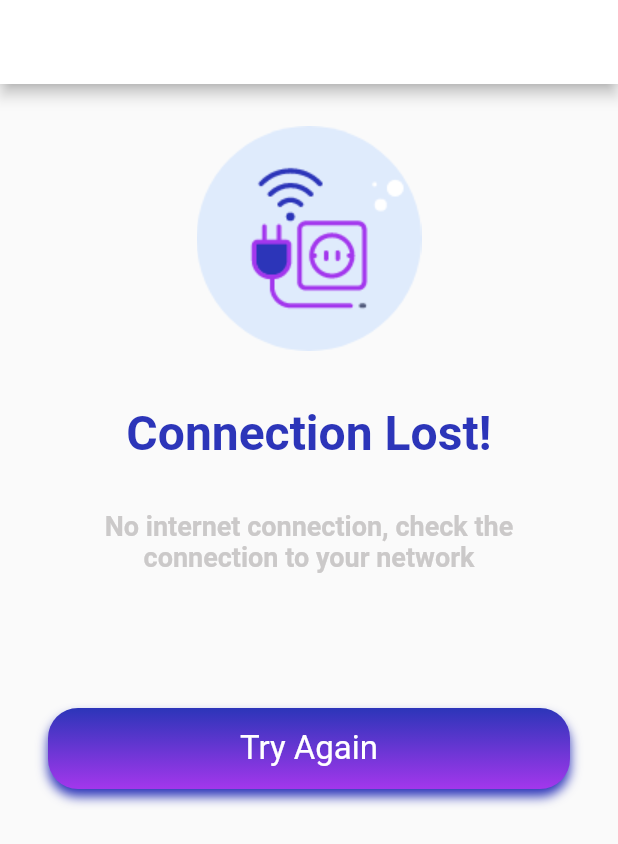
After one commit to Vootech-ca/Mobile-RealTimeChat, a Flutter app: the screen it shows after launch, after a tap on "Skip", after a tap on "Sign in", after a tap on "Send Login Link", on a phone screen of 412 x 824 dp. The commit adds this screen. Shown: the top 844 px of the screen. Run offline on Flutter 3.47's test engine with Material 2 defaults, Android fonts, the phone set to English and light mode, and no system bars.

Commit message:
Login,Connection lost and change Password pages designed.

```diff
--- a/lib/core/app_assets.dart
+++ b/lib/core/app_assets.dart
@@ -1,8 +1,8 @@
 class AppAssets {
 
-  static const String loginIcon = "assets/images/svg/loginIcon.svg";
-  static const String lock = "assets/images/svg/lock.svg";
-  static const String connectionLess = "assets/images/svg/connection_less.svg";
+
+
+
 
 
 
@@ -11,5 +11,8 @@ class AppAssets {
   static const String onboardOneImage = "assets/images/png/stepOne.png";
   static const String onboardTwoImage = "assets/images/png/stepTwo.png";
   static const String onboardThreeImage = "assets/images/png/stepThree.png";
+  static const String loginIcon = "assets/images/png/loginIcon.png";
+  static const String connectionLess = "assets/images/png/connectionless.png";
+  static const String lock = "assets/images/png/lock.png";
 
 }
--- /dev/null
+++ b/lib/src/pages/connection_lost_page.dart
@@ -0,0 +1,61 @@
+import 'package:flutter/material.dart';
+import 'package:vootech_realchat/core/app_assets.dart';
+import 'package:vootech_realchat/core/app_colors.dart';
+import 'package:vootech_realchat/src/widgets/button/primary_button.dart';
+
+class ConnectionLostPage extends StatefulWidget {
+  const ConnectionLostPage({Key key}) : super(key: key);
+
+  @override
+  _ConnectionLostPageState createState() => _ConnectionLostPageState();
+}
+
+class _ConnectionLostPageState extends State<ConnectionLostPage> {
+  @override
+  Widget build(BuildContext context) {
+    var height = MediaQuery.of(context).size.height;
+    return  SafeArea(
+      child: Scaffold(appBar: AppBar(title: Text("Change password"),backgroundColor: Colors.white,),
+        body: Column(
+          crossAxisAlignment: CrossAxisAlignment.center,
+          children: [
+            Container(
+              height: height / 4,
+              width: MediaQuery.of(context).size.width,
+              child: Image.asset(AppAssets.connectionLess),
+            ),
+            SizedBox(height: 8),
+            Text("Connection Lost!",
+                textAlign: TextAlign.center,
+                style:
+                TextStyle(fontSize: 32, fontWeight: FontWeight.bold,color: AppColors.primaryColor)),
+            SizedBox(height: 32),
+            Padding(
+              padding: const EdgeInsets.symmetric(horizontal: 24),
+              child: Text("No internet connection, check the connection to your network",
+                  textAlign: TextAlign.center,
+                  style:
+                  TextStyle(fontSize: 18, fontWeight: FontWeight.bold,color: AppColors.hintFontColor)),
+            ),
+            SizedBox(height: 90),
+
+
+            Padding(
+              padding: const EdgeInsets.symmetric(horizontal: 32),
+              child: PrimaryButton(
+
+                onPressed: () {
+
+
+                },
+                title: "Try Again",
+                height: 54,
+              ),
+            ),
+
+          ],
+        ),
+      ),
+    );
+  }
+}
--- /dev/null
+++ b/lib/src/pages/login/change_password_page.dart
@@ -0,0 +1,84 @@
+import 'package:flutter/material.dart';
+import 'package:vootech_realchat/core/app_assets.dart';
+import 'package:vootech_realchat/core/app_colors.dart';
+import 'package:vootech_realchat/src/pages/connection_lost_page.dart';
+import 'package:vootech_realchat/src/widgets/button/primary_button.dart';
+
+class ChangePasswordPage extends StatefulWidget {
+  const ChangePasswordPage({Key key}) : super(key: key);
+
+  @override
+  _ChangePasswordPageState createState() => _ChangePasswordPageState();
+}
+
+class _ChangePasswordPageState extends State<ChangePasswordPage> {
+  @override
+  Widget build(BuildContext context) {
+    var height = MediaQuery.of(context).size.height;
+    return  SafeArea(
+      child: Scaffold(
+        body: Column(
+          crossAxisAlignment: CrossAxisAlignment.center,
+          children: [
+            Container(
+              height: height / 4,
+              width: MediaQuery.of(context).size.width,
+              child: Image.asset(AppAssets.lock),
+            ),
+
+            Text("Troble Logging In?",
+                textAlign: TextAlign.center,
+                style:
+                TextStyle(fontSize: 32, fontWeight: FontWeight.bold,color: AppColors.primaryColor)),
+            SizedBox(height: 32),
+            Padding(
+              padding: const EdgeInsets.symmetric(horizontal: 24),
+              child: Text("Enter your email or phone and we'll send you a link to get back into your account.",
+                  textAlign: TextAlign.center,
+                  style:
+                  TextStyle(fontSize: 18, fontWeight: FontWeight.bold,color: AppColors.hintFontColor)),
+            ),
+            SizedBox(height: 90),
+            Padding(
+              padding: const EdgeInsets.symmetric(horizontal: 32),
+              child: TextFormField(
+                decoration: InputDecoration(
+                  contentPadding: EdgeInsets.all(8),
+                  counterText: "",
+                  border: const OutlineInputBorder(
+                    borderSide: const BorderSide(color: AppColors.hintFontColor, width: 1.0),
+                    borderRadius: BorderRadius.all(Radius.circular(20.0)),
+                  ),
+                  labelText: 'Email/Phone',
+                ),
+                validator: (value) {
+                  if(value.isEmpty){
+                    return "Email/Phone is required";
+                  }
+                  return null;
+                },
+              ),
+            ),
+            SizedBox(height: 16),
+            Padding(
+              padding: const EdgeInsets.symmetric(horizontal: 32),
+              child: PrimaryButton(
+
+                onPressed: () {
+                  Navigator.pushReplacement(
+                      context,
+                      MaterialPageRoute(
+                          builder: (context) => ConnectionLostPage()));
+
+                },
+                title: "Send Login Link",
+                height: 48,
+              ),
+            ),
+
+          ],
+        ),
+      ),
+    );
+  }
+}
--- a/lib/src/pages/login/login_page.dart
+++ b/lib/src/pages/login/login_page.dart
@@ -1,4 +1,8 @@
 import 'package:flutter/material.dart';
+import 'package:vootech_realchat/core/app_assets.dart';
+import 'package:vootech_realchat/core/app_colors.dart';
+import 'package:vootech_realchat/src/pages/login/change_password_page.dart';
+import 'package:vootech_realchat/src/widgets/button/primary_button.dart';
 
 class LoginPage extends StatefulWidget {
   const LoginPage({Key key}) : super(key: key);
@@ -10,6 +14,103 @@ class LoginPage extends StatefulWidget {
 class _LoginPageState extends State<LoginPage> {
   @override
   Widget build(BuildContext context) {
-    return Container();
+    var height = MediaQuery.of(context).size.height;
+    return  SafeArea(
+      child: Scaffold(
+        body: Column(
+          crossAxisAlignment: CrossAxisAlignment.center,
+          children: [
+            Container(
+              height: height / 4,
+              width: MediaQuery.of(context).size.width,
+              child: Image.asset(AppAssets.loginIcon),
+            ),
+
+            Text("Welcome",
+                textAlign: TextAlign.center,
+                style:
+                TextStyle(fontSize: 32, fontWeight: FontWeight.bold,color: AppColors.primaryColor)),
+            SizedBox(height: 32),
+            Text("Sing in to continue",
+                textAlign: TextAlign.center,
+                style:
+                TextStyle(fontSize: 18, fontWeight: FontWeight.bold,color: AppColors.hintFontColor)),
+            SizedBox(height: 90),
+            Padding(
+              padding: const EdgeInsets.symmetric(horizontal: 32),
+              child: TextFormField(
+                decoration: InputDecoration(
+                  contentPadding: EdgeInsets.all(8),
+                  counterText: "",
+                  border: const OutlineInputBorder(
+                    borderSide: const BorderSide(color: AppColors.hintFontColor, width: 1.0),
+                    borderRadius: BorderRadius.all(Radius.circular(20.0)),
+                  ),
+                  labelText: 'UserName/Email',
+                ),
+                validator: (value) {
+                  if(value.isEmpty){
+                    return "Username is required";
+                  }
+                  return null;
+                },
+              ),
+            ),
+            SizedBox(height: 16),
+            Padding(
+              padding: const EdgeInsets.symmetric(horizontal: 32),
+              child: TextFormField(
+                decoration: InputDecoration(
+                  contentPadding: EdgeInsets.all(8),
+                  counterText: "",
+                  border: const OutlineInputBorder(
+                    borderSide: const BorderSide(color:  AppColors.hintFontColor,  width: 1.0),
+                    borderRadius: BorderRadius.all(Radius.circular(20.0)),
+                  ),
+                  labelText: 'Password',
+                ),
+                validator: (value) {
+                  if(value.isEmpty){
+                    return "Username is required";
+                  }
+                  return null;
+                },
+              ),
+            ),
+            SizedBox(height: 16),
+            Padding(
+              padding: const EdgeInsets.symmetric(horizontal: 32),
+              child: PrimaryButton(
+                onPressed: () {
+                  Navigator.pushReplacement(
+                      context,
+                      MaterialPageRoute(
+                          builder: (context) => ChangePasswordPage()));
+                },
+                title: "Sign in",
+                height: 48,
+              ),
+            ),
+            Padding(
+              padding:
+              const EdgeInsets.only(top: 70, left: 30, right: 30),
+              child: Center(
+                child: RichText(
+                  text: TextSpan(
+
+                      children: <TextSpan>[
+                        TextSpan(
+                            text: 'Forgot Password?',
+                            style: TextStyle(
+                                color: AppColors.errorColor,
+                                fontSize: 14))
+                      ]),
+                ),
+              ),
+            ),
+          ],
+        ),
+      ),
+    );
   }
 }
--- a/lib/src/pages/onboard/onboard_page.dart
+++ b/lib/src/pages/onboard/onboard_page.dart
@@ -1,5 +1,6 @@
 import 'package:flutter/material.dart';
 import 'package:vootech_realchat/core/app_colors.dart';
+import 'package:vootech_realchat/src/pages/connection_lost_page.dart';
 import 'package:vootech_realchat/src/pages/login/login_page.dart';
 import 'package:vootech_realchat/src/pages/onboard/fragments/step_one.dart';
 import 'package:vootech_realchat/src/pages/onboard/fragments/step_three.dart';
--- a/lib/src/widgets/button/primary_button.dart
+++ b/lib/src/widgets/button/primary_button.dart
@@ -14,7 +14,7 @@ class PrimaryButton extends StatelessWidget {
     return Container(
       height: height,
       child: InkWell(
-        borderRadius: BorderRadius.all(Radius.circular(24)),
+        borderRadius: BorderRadius.all(Radius.circular(20)),
         onTap: () {
           onPressed();
         },
@@ -25,7 +25,7 @@ class PrimaryButton extends StatelessWidget {
                 begin: Alignment.topCenter,
                 end: Alignment.bottomCenter,
                 colors: [AppColors.primaryColor, AppColors.secondaryColor]),
-            borderRadius: BorderRadius.all(Radius.circular(24)),
+            borderRadius: BorderRadius.all(Radius.circular(20)),
             boxShadow: [
               BoxShadow(
                 color: AppColors.primaryColor,
```
